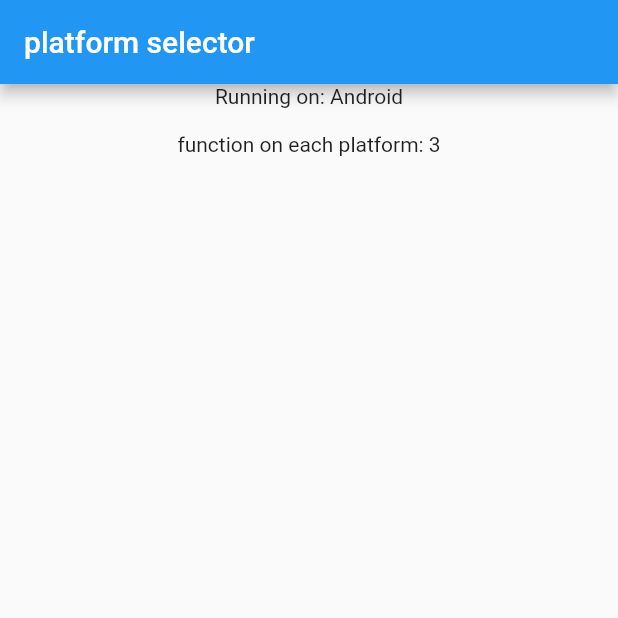
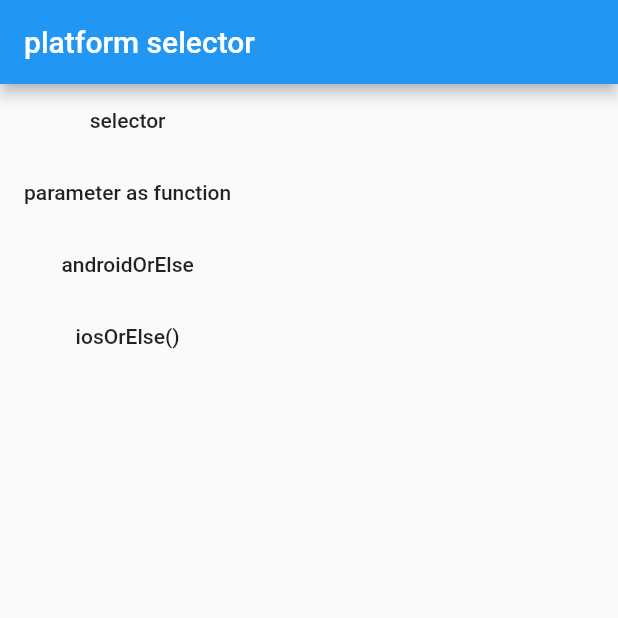
Before and after one commit to ssk-flutter/selector, a Flutter app: the screen it shows after launch, on a phone screen of 412 x 824 dp, the top half of it. Run offline on Flutter 3.47's test engine with Material 2 defaults, Android fonts, the light colour scheme and no system bars.

Commit message:
androidOrElse, ...

```diff
--- a/example/lib/main.dart
+++ b/example/lib/main.dart
@@ -12,36 +12,51 @@ class MyApp extends StatelessWidget {
   Widget build(BuildContext context) {
     return MaterialApp(
       home: Scaffold(
-        appBar: AppBar(
-          title: const Text('platform selector'),
-        ),
-        body: Column(
-          children: [
-            Center(child: Text('Running on: ${eachName()}\n')),
-            Center(
-                child: Text(
-                    'function on each platform: ${eachFunction()(1, 2)}\n')),
-          ],
-        ),
+        appBar: AppBar(title: Text('platform selector')),
+        body: Builder(builder: (context) => _buildBody(context)),
       ),
     );
   }
 
-  eachName() => selector(
-        android: 'Android',
-        ios: 'iOS',
-        windows: 'Windows',
-        linux: 'Linux',
-        mac: 'MacOS',
-        fuchsia: 'Fuchsia',
+  _buildBody(BuildContext context) => Column(
+        children: [
+          FlatButton(
+              child: Text('selector'),
+              onPressed: () => _showSnackBar(context, _selector())),
+          FlatButton(
+              child: Text('parameter as function'),
+              onPressed: () =>
+                  _showSnackBar(context, _functionParameter().toString())),
+          FlatButton(
+              child: Text('androidOrElse'),
+              onPressed: () => _showSnackBar(context, _androidOrElse())),
+          FlatButton(
+              child: Text('iosOrElse()'),
+              onPressed: () => _showSnackBar(context, _iosOrElse())),
+        ],
       );
 
-  eachFunction() => selector(
+  _showSnackBar(BuildContext context, String message) =>
+      Scaffold.of(context).showSnackBar(SnackBar(content: Text(message)));
+
+  _selector() => selector(
+      android: 'hello Android',
+      ios: 'hello iOS',
+      fuchsia: 'hello Fuchsia',
+      linux: 'hello Linux',
+      mac: 'hello MacOS',
+      windows: 'hello Windows');
+
+  _functionParameter() => selector(
         android: (a, b) => a + b,
         ios: (a, b) => a * b,
         windows: (a, b) => a / b,
         linux: (a, b) => pow(a, b),
         mac: (a, b) => sqrt(a) * b,
         fuchsia: (a, b) => a - b,
-      );
+      )(1, 2);
+
+  _androidOrElse() => androidOrElse('android-admob-id', 'ios-admob-id');
+
+  _iosOrElse() => iosOrElse('ios-admob-id', 'android-admob-id');
 }
```
Also changed, not shown: lib/selector.dart (+30 -0 lines).
